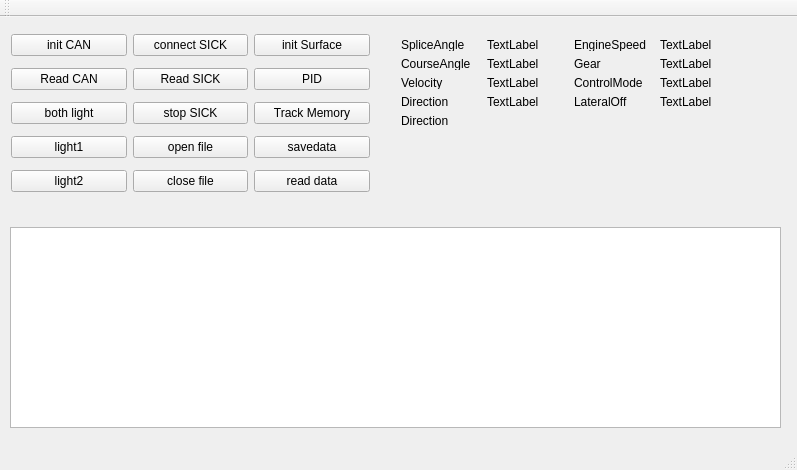
Old version of the form mainwindow.ui in the repository wozaiqufu/cyjApp.
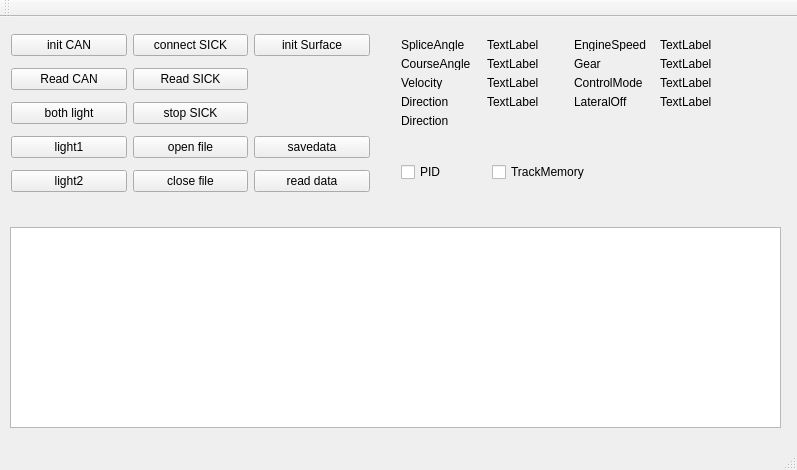
New version of the form.

What changed in the file:
```diff
--- a/mainwindow.ui
+++ b/mainwindow.ui
@@ -34,13 +34,6 @@
      </rect>
     </property>
     <layout class="QGridLayout" name="gridLayout">
-     <item row="1" column="2">
-      <widget class="QPushButton" name="pushButton_PID">
-       <property name="text">
-        <string>PID</string>
-       </property>
-      </widget>
-     </item>
      <item row="1" column="1">
       <widget class="QPushButton" name="pushButton_3">
        <property name="text">
@@ -111,13 +104,6 @@
        </property>
       </widget>
      </item>
-     <item row="2" column="2">
-      <widget class="QPushButton" name="pushButton_TrackMemory">
-       <property name="text">
-        <string>Track Memory</string>
-       </property>
-      </widget>
-     </item>
      <item row="4" column="2">
       <widget class="QPushButton" name="pushButton_readData">
        <property name="text">
@@ -272,6 +258,32 @@
      </item>
     </layout>
    </widget>
+   <widget class="QWidget" name="gridLayoutWidget_2">
+    <property name="geometry">
+     <rect>
+      <x>390</x>
+      <y>130</y>
+      <width>211</width>
+      <height>51</height>
+     </rect>
+    </property>
+    <layout class="QGridLayout" name="gridLayout_2">
+     <item row="0" column="0">
+      <widget class="QCheckBox" name="checkBox_pid">
+       <property name="text">
+        <string>PID</string>
+       </property>
+      </widget>
+     </item>
+     <item row="0" column="1">
+      <widget class="QCheckBox" name="checkBox_trackmemory">
+       <property name="text">
+        <string>TrackMemory</string>
+       </property>
+      </widget>
+     </item>
+    </layout>
+   </widget>
   </widget>
   <widget class="QMenuBar" name="menuBar">
    <property name="geometry">
```
